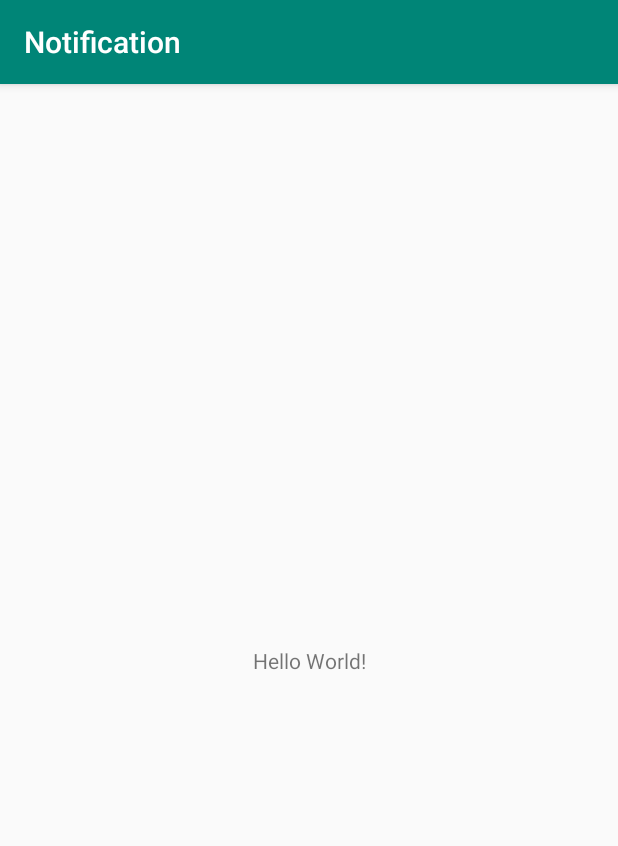
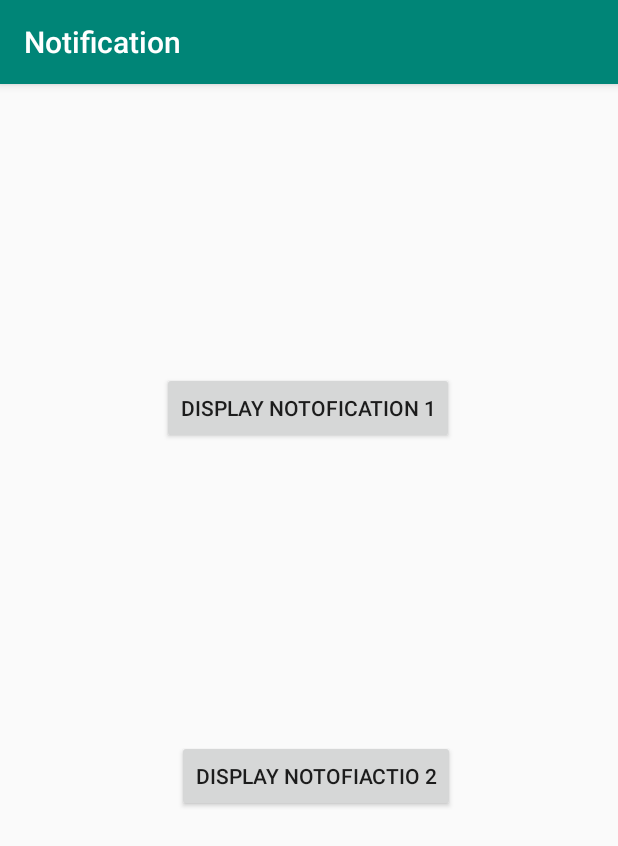
Before and after one commit to SumanKhadka777/Notification, an Android app: the screen it shows after launch (MainActivity), on a phone screen of 412 x 824 dp. Shown: the top 846 px of the screen. Run offline under Robolectric (Android 15) with nearby library versions, the phone set to English and light mode, and no system bars; 2 statements that could not run were skipped.

Commit message:
notification message and alert code

```diff
--- a/app/src/main/java/com/suman/notification/MainActivity.java
+++ b/app/src/main/java/com/suman/notification/MainActivity.java
@@ -1,14 +1,77 @@
 package com.suman.notification;
 
 import androidx.appcompat.app.AppCompatActivity;
+import androidx.core.app.NotificationCompat;
+import androidx.core.app.NotificationManagerCompat;
 
+import android.app.Notification;
+import android.app.NotificationManager;
 import android.os.Bundle;
+import android.view.Display;
+import android.view.View;
+import android.widget.Button;
 
 public class MainActivity extends AppCompatActivity {
+
+    private NotificationManagerCompat notificationManagerCompat;
+
+   private Button btnnotification1, btnnotification2;
+
+
 
     @Override
     protected void onCreate(Bundle savedInstanceState) {
         super.onCreate(savedInstanceState);
         setContentView(R.layout.activity_main);
+
+        notificationManagerCompat =NotificationManagerCompat.from(this);
+        CreateChannel channel = new CreateChannel(this);
+        channel.createChannel();
+        btnnotification1=findViewById(R.id.button1);
+        btnnotification2=findViewById(R.id.button2);
+
+        btnnotification1.setOnClickListener(new View.OnClickListener() {
+            @Override
+            public void onClick(View v) {
+                DisplayNotfication();
+            }
+        });
+        btnnotification2.setOnClickListener(new View.OnClickListener() {
+            @Override
+            public void onClick(View v) {
+                DisplayNotification2();
+            }
+        });
+
+
+
+
+
+    }
+    private void DisplayNotfication(){
+        Notification notification = new NotificationCompat.Builder(this,CreateChannel.CHANNEL_1)
+                                    .setSmallIcon(R.drawable.ic_message_black_24dp)
+                                    .setContentTitle("First Message")
+                                    .setContentText("First message body")
+                                    .setCategory(NotificationCompat.CATEGORY_MESSAGE)
+                                    .build();
+        notificationManagerCompat.notify(1,notification);
+
+
+
+
+    }
+
+    private void DisplayNotification2(){
+
+        Notification notification = new NotificationCompat.Builder(this,CreateChannel.CHANNEL_2)
+                                    .setSmallIcon(R.drawable.ic_notifications_active_black_24dp)
+                                    .setContentTitle("Second message")
+                                    .setContentText("second message body")
+                                    .setCategory(NotificationCompat.CATEGORY_MESSAGE)
+                                    .build();
+        notificationManagerCompat.notify(2,notification);
+
+
     }
 }
--- a/app/src/main/res/layout/activity_main.xml
+++ b/app/src/main/res/layout/activity_main.xml
@@ -6,13 +6,28 @@
     android:layout_height="match_parent"
     tools:context=".MainActivity">
 
-    <TextView
+
+    <Button
+        android:id="@+id/button1"
         android:layout_width="wrap_content"
         android:layout_height="wrap_content"
-        android:text="Hello World!"
-        app:layout_constraintBottom_toBottomOf="parent"
-        app:layout_constraintLeft_toLeftOf="parent"
-        app:layout_constraintRight_toRightOf="parent"
+        android:layout_marginTop="192dp"
+        android:text="Display notofication 1"
+        app:layout_constraintEnd_toEndOf="parent"
+        app:layout_constraintHorizontal_bias="0.498"
+        app:layout_constraintStart_toStartOf="parent"
         app:layout_constraintTop_toTopOf="parent" />
 
+    <Button
+        android:id="@+id/button2"
+        android:layout_width="wrap_content"
+        android:layout_height="wrap_content"
+        android:layout_marginTop="160dp"
+        android:text="Display notofiactio 2"
+        app:layout_constraintBottom_toBottomOf="parent"
+        app:layout_constraintEnd_toEndOf="parent"
+        app:layout_constraintHorizontal_bias="0.522"
+        app:layout_constraintStart_toStartOf="parent"
+        app:layout_constraintTop_toBottomOf="@+id/button1"
+        app:layout_constraintVertical_bias="0.116" />
 </androidx.constraintlayout.widget.ConstraintLayout>
```
